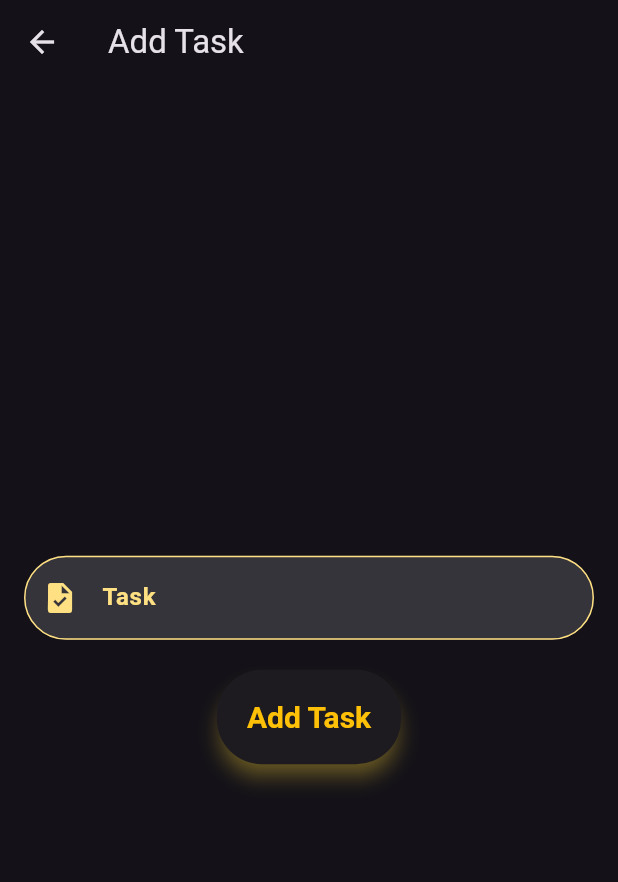
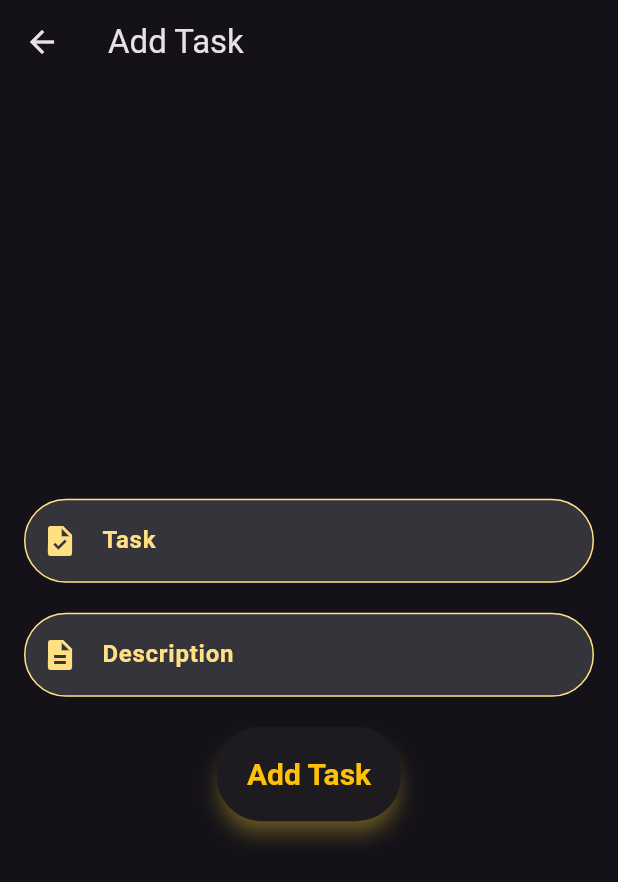
Before and after one commit to MasumBillah00/ToDo-Bloc-With-image-uploading-functionality-, a Flutter app: the TaskAddScreen screen opened directly, on a phone screen of 412 x 824 dp. Shown: the top 882 px of the screen. Run offline on Flutter 3.47's test engine with Material 3 defaults, Android fonts, the phone set to English and light mode, and no system bars; our stand-ins replace bloc, equatable, flutter_bloc, sqflite; accounts and stored records are empty.

Commit message:
Add description

```diff
--- a/lib/bloc/todoappbloc/todoapp_event.dart
+++ b/lib/bloc/todoappbloc/todoapp_event.dart
@@ -60,12 +60,14 @@ class DeleteItem extends ToDoAppEvent {
 class HideItem extends ToDoAppEvent {
   final String id;
   final String value;
+  final String description; // Add description field
 
-  const HideItem({required this.id, required this.value});
+  const HideItem({required this.id, required this.value, required this.description});
 
   @override
-  List<Object?> get props => [id];
+  List<Object?> get props => [id, value, description];
 }
+
 
 
 class FetchHiddenTasks extends ToDoAppEvent {}
--- a/lib/model/todo_task_model.dart
+++ b/lib/model/todo_task_model.dart
@@ -3,27 +3,31 @@ import 'package:equatable/equatable.dart';
 class TodoTaskModel extends Equatable {
   final String id;
   final String value;
+  final String description;
+  final bool isFavourite;
   final bool isDeleting;
-  final bool isFavourite;
 
   const TodoTaskModel({
     required this.id,
     required this.value,
+    required this.description,
+    this.isFavourite = false,
     this.isDeleting = false,
-    this.isFavourite = false,
   });
 
   TodoTaskModel copyWith({
     String? id,
     String? value,
+    String? description,
+    bool? isFavourite,
     bool? isDeleting,
-    bool? isFavourite,
   }) {
     return TodoTaskModel(
       id: id ?? this.id,
       value: value ?? this.value,
+      description: description ?? this.description,
+      isFavourite: isFavourite ?? this.isFavourite,
       isDeleting: isDeleting ?? this.isDeleting,
-      isFavourite: isFavourite ?? this.isFavourite,
     );
   }
 
@@ -31,6 +35,7 @@ class TodoTaskModel extends Equatable {
     return TodoTaskModel(
       id: map['id'],
       value: map['value'],
+      description: map['description'], // Ensure this line is present
       isDeleting: map['isDeleting'] == 1,
       isFavourite: map['isFavourite'] == 1,
     );
@@ -40,11 +45,12 @@ class TodoTaskModel extends Equatable {
     return {
       'id': id,
       'value': value,
+      'description': description, // Ensure this line is present
       'isDeleting': isDeleting ? 1 : 0,
       'isFavourite': isFavourite ? 1 : 0,
     };
   }
 
   @override
-  List<Object?> get props => [id, value, isDeleting, isFavourite];
+  List<Object?> get props => [id, value, description, isFavourite, isDeleting];
 }
--- a/lib/view/todo_app_screen/complete_task_screen.dart
+++ b/lib/view/todo_app_screen/complete_task_screen.dart
@@ -79,7 +79,7 @@ class CompleteTasksScreen extends StatelessWidget {
       title: 'Confirm Delete',
       content: 'Are you sure you want to delete?',
       onConfirm: () {
-        context.read<ToDoAppBloc>().add(HideItem(id: taskId, value: taskValue));
+        context.read<ToDoAppBloc>().add(HideItem(id: taskId, value: taskValue, description: ''));
       },
     );
   }
--- a/lib/view/todo_app_screen/task_add_screen.dart
+++ b/lib/view/todo_app_screen/task_add_screen.dart
@@ -1,4 +1,8 @@
 import 'package:flutter/material.dart';
+import 'package:flutter_bloc/flutter_bloc.dart';
+import '../../bloc/todoappbloc/todoapp_bloc.dart';
+import '../../bloc/todoappbloc/todoapp_event.dart';
+import '../../model/todo_task_model.dart';
 import '../todo_app_widget/button_widget.dart';
 
 class TaskAddScreen extends StatefulWidget {
@@ -9,11 +13,13 @@ class TaskAddScreen extends StatefulWidget {
 }
 
 class _TaskAddScreenState extends State<TaskAddScreen> {
-  final TextEditingController _controller = TextEditingController();
+  final TextEditingController _titleController = TextEditingController();
+  final TextEditingController _descriptionController = TextEditingController();
 
   @override
   void dispose() {
-    _controller.dispose();
+    _titleController.dispose();
+    _descriptionController.dispose();
     super.dispose();
   }
 
@@ -31,7 +37,7 @@ class _TaskAddScreenState extends State<TaskAddScreen> {
             crossAxisAlignment: CrossAxisAlignment.center,
             children: [
               TextField(
-                controller: _controller,
+                controller: _titleController,
                 decoration: InputDecoration(
                   labelText: 'Task',
                   labelStyle: TextStyle(
@@ -43,7 +49,6 @@ class _TaskAddScreenState extends State<TaskAddScreen> {
                     color: Colors.amber[200],
                   ),
                   filled: true,
-                  //fillColor: Colors.grey.shade800,
                   border: OutlineInputBorder(
                     borderRadius: BorderRadius.circular(10),
                     borderSide: BorderSide.none,
@@ -72,7 +77,51 @@ class _TaskAddScreenState extends State<TaskAddScreen> {
                 ),
               ),
               const SizedBox(height: 20),
-              AddTaskButton(controller: _controller),
+              TextField(
+                controller: _descriptionController,
+                decoration: InputDecoration(
+                  labelText: 'Description',
+                  labelStyle: TextStyle(
+                    color: Colors.amber[200],
+                    fontWeight: FontWeight.bold,
+                  ),
+                  hintText: 'Enter task description',
+                  hintStyle: TextStyle(
+                    color: Colors.amber[200],
+                  ),
+                  filled: true,
+                  border: OutlineInputBorder(
+                    borderRadius: BorderRadius.circular(10),
+                    borderSide: BorderSide.none,
+                  ),
+                  focusedBorder: OutlineInputBorder(
+                    borderRadius: BorderRadius.circular(10),
+                    borderSide: BorderSide(
+                      color: Colors.amber.shade200,
+                      width: 2.0,
+                    ),
+                  ),
+                  enabledBorder: OutlineInputBorder(
+                    borderRadius: BorderRadius.circular(30),
+                    borderSide: BorderSide(
+                      color: Colors.amber.shade200,
+                      width: 1.0,
+                    ),
+                  ),
+                  prefixIcon: Icon(
+                    Icons.description,
+                    color: Colors.amber.shade200,
+                  ),
+                ),
+                style: const TextStyle(
+                  color: Colors.white,
+                ),
+              ),
+              const SizedBox(height: 20),
+              AddTaskButton(
+                titleController: _titleController,
+                descriptionController: _descriptionController,
+              ),
             ],
           ),
         ),
--- a/lib/view/todo_app_widget/button_widget.dart
+++ b/lib/view/todo_app_widget/button_widget.dart
@@ -38,36 +38,41 @@ class FloatingActionButtonWidget extends StatelessWidget {
 class AddTaskButton extends StatelessWidget {
   const AddTaskButton({
     super.key,
-    required TextEditingController controller,
-  }) : _controller = controller;
+    required TextEditingController titleController,
+    required TextEditingController descriptionController,
+  })  : _titleController = titleController,
+        _descriptionController = descriptionController;
 
-  final TextEditingController _controller;
+  final TextEditingController _titleController;
+  final TextEditingController _descriptionController;
 
   @override
   Widget build(BuildContext context) {
     return ElevatedButton(
       onPressed: () {
-        final taskValue = _controller.text;
+        final taskValue = _titleController.text;
+        final taskDescription = _descriptionController.text;
         if (taskValue.isNotEmpty) {
           final newTask = TodoTaskModel(
             id: DateTime.now().toString(),
             value: taskValue,
+            description: taskDescription,
           );
           context.read<ToDoAppBloc>().add(AddTaskItem(item: newTask));
           Navigator.pop(context);
         }
       },
       style: ElevatedButton.styleFrom(
-        foregroundColor: Colors.amber, // Text color
-        shadowColor: Colors.amberAccent, // Shadow color
-        elevation: 5, // Elevation
-        padding: const EdgeInsets.symmetric(horizontal: 20, vertical: 20), // Padding
+        foregroundColor: Colors.amber,
+        shadowColor: Colors.amberAccent,
+        elevation: 5,
+        padding: const EdgeInsets.symmetric(horizontal: 20, vertical: 20),
         shape: RoundedRectangleBorder(
-          borderRadius: BorderRadius.circular(30), // Rounded corners
+          borderRadius: BorderRadius.circular(30),
         ),
         textStyle: const TextStyle(
-          fontSize: 20, // Text size
-          fontWeight: FontWeight.w600, // Text weight
+          fontSize: 20,
+          fontWeight: FontWeight.w600,
         ),
       ),
       child: const Text(
```
Also changed, not shown: lib/bloc/todoappbloc/todoapp_bloc.dart (+7 -3 lines), lib/database_helper/database_helper.dart (+34 -21 lines), lib/main.dart (+11 -7 lines), lib/repository/todo_repository.dart (+23 -35 lines), lib/view/todo_app_screen/todo_app_screen.dart (+18 -10 lines), lib/view/todo_app_widget/component_widget.dart (+53 -0 lines), lib/view/todo_app_widget/drawer_widget.dart (+5 -2 lines), 1 other file.
